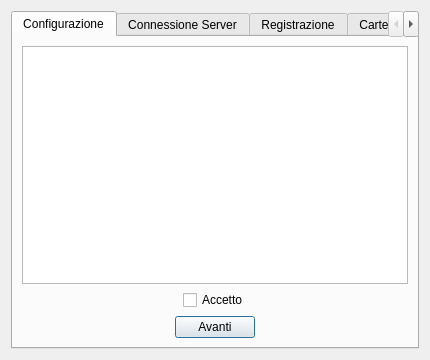
The window that KCloud/GraphicClient/FirstConfigForm.ui (milazzo-g/KCloud) describes before a commit, drawn with Qt 5.
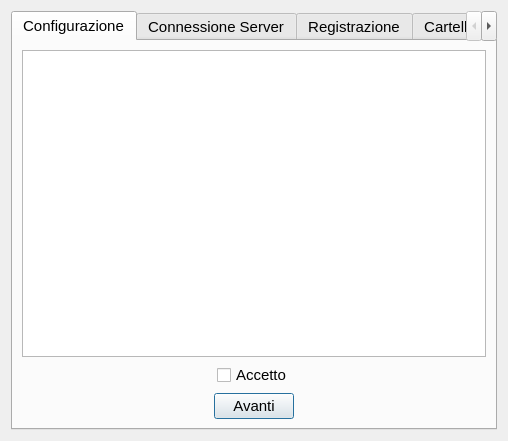
The same window after the commit. The open tabs and pages were chosen to show the change.

```diff
--- a/KCloud/GraphicClient/FirstConfigForm.ui
+++ b/KCloud/GraphicClient/FirstConfigForm.ui
@@ -6,8 +6,8 @@
    <rect>
     <x>0</x>
     <y>0</y>
-    <width>430</width>
-    <height>360</height>
+    <width>508</width>
+    <height>441</height>
    </rect>
   </property>
   <property name="windowTitle">
@@ -18,7 +18,7 @@
     <widget class="QTabWidget" name="tabWidget">
      <property name="font">
       <font>
-       <pointsize>9</pointsize>
+       <pointsize>11</pointsize>
       </font>
      </property>
      <property name="currentIndex">
```
Left out of the diff: 2 changed lines with no effect on the pictures.
